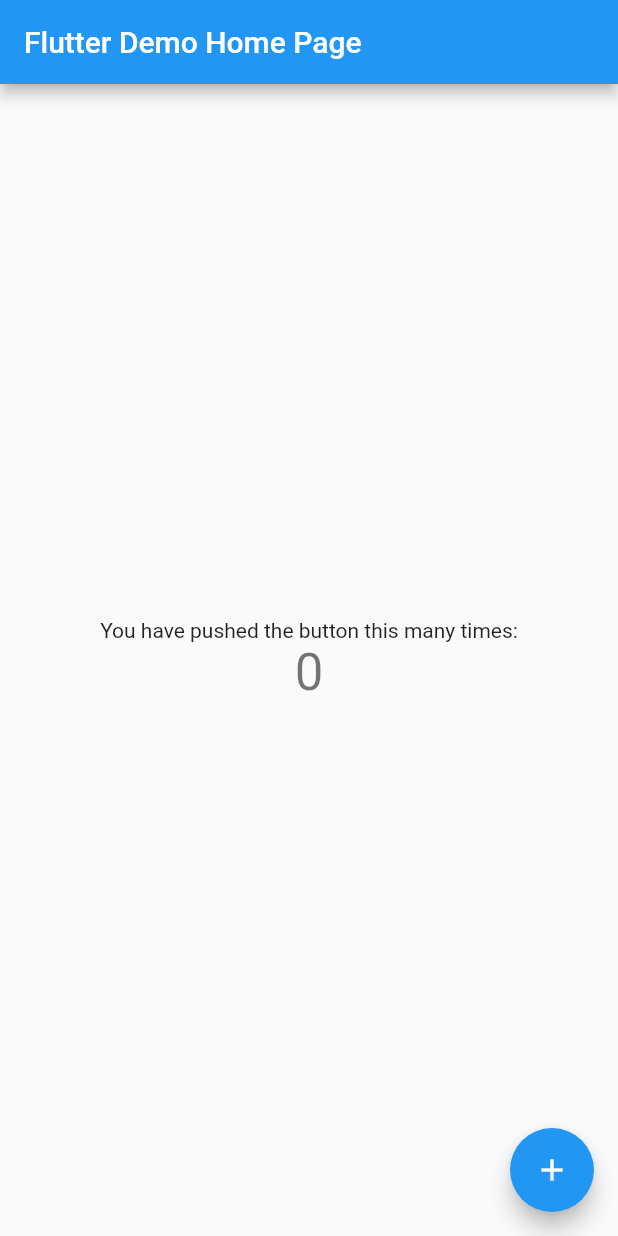
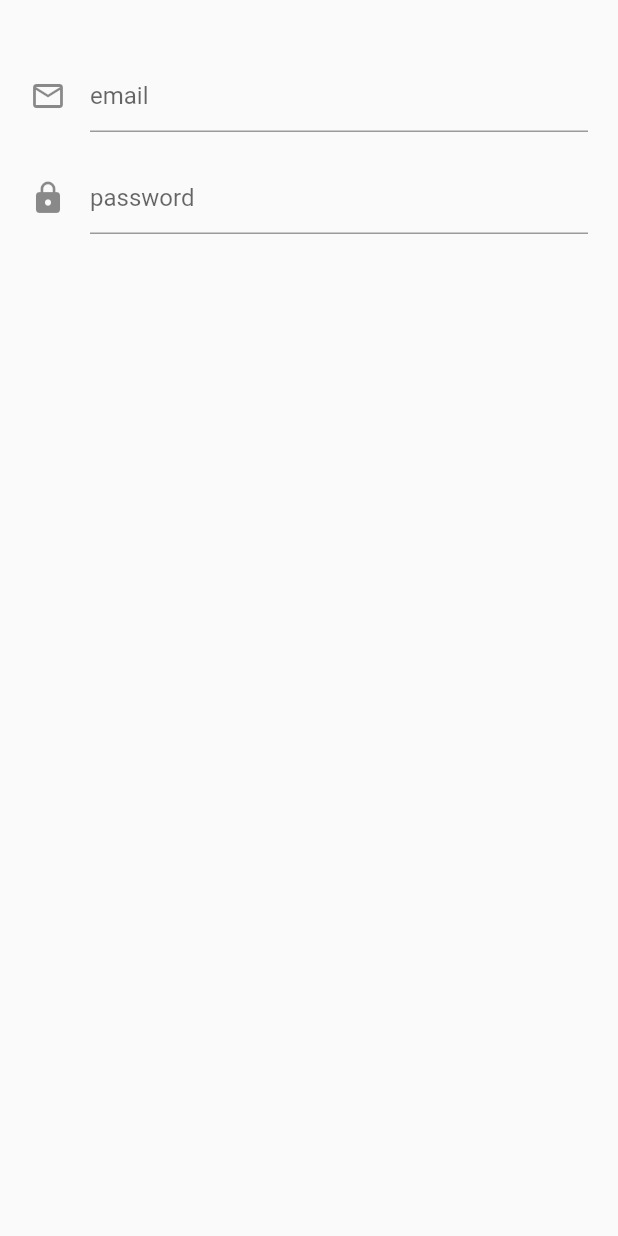
Before and after one commit to lukcza/FlutterLoginApp, a Flutter app: the screen it shows after launch, on a phone screen of 412 x 824 dp. Run offline on Flutter 3.47's test engine with Material 2 defaults, Android fonts, the light colour scheme and no system bars.

Commit message:
Start login

```diff
--- a/lib/main.dart
+++ b/lib/main.dart
@@ -1,5 +1,5 @@
 import 'package:flutter/material.dart';
-
+import 'package:flutter_login_b/screens.dart';
 void main() {
   runApp(const MyApp());
 }
@@ -11,105 +11,12 @@
   @override
   Widget build(BuildContext context) {
     return MaterialApp(
+      debugShowCheckedModeBanner: false,
       title: 'Flutter Demo',
       theme: ThemeData(
-        // This is the theme of your application.
-        //
-        // Try running your application with "flutter run". You'll see the
-        // application has a blue toolbar. Then, without quitting the app, try
-        // changing the primarySwatch below to Colors.green and then invoke
-        // "hot reload" (press "r" in the console where you ran "flutter run",
-        // or simply save your changes to "hot reload" in a Flutter IDE).
-        // Notice that the counter didn't reset back to zero; the application
-        // is not restarted.
         primarySwatch: Colors.blue,
       ),
-      home: const MyHomePage(title: 'Flutter Demo Home Page'),
+      home: LoginScreen(),
     );
   }
 }
-
-class MyHomePage extends StatefulWidget {
-  const MyHomePage({Key? key, required this.title}) : super(key: key);
-
-  // This widget is the home page of your application. It is stateful, meaning
-  // that it has a State object (defined below) that contains fields that affect
-  // how it looks.
-
-  // This class is the configuration for the state. It holds the values (in this
-  // case the title) provided by the parent (in this case the App widget) and
-  // used by the build method of the State. Fields in a Widget subclass are
-  // always marked "final".
-
-  final String title;
-
-  @override
-  State<MyHomePage> createState() => _MyHomePageState();
-}
-
-class _MyHomePageState extends State<MyHomePage> {
-  int _counter = 0;
-
-  void _incrementCounter() {
-    setState(() {
-      // This call to setState tells the Flutter framework that something has
-      // changed in this State, which causes it to rerun the build method below
-      // so that the display can reflect the updated values. If we changed
-      // _counter without calling setState(), then the build method would not be
-      // called again, and so nothing would appear to happen.
-      _counter++;
-    });
-  }
-
-  @override
-  Widget build(BuildContext context) {
-    // This method is rerun every time setState is called, for instance as done
-    // by the _incrementCounter method above.
-    //
-    // The Flutter framework has been optimized to make rerunning build methods
-    // fast, so that you can just rebuild anything that needs updating rather
-    // than having to individually change instances of widgets.
-    return Scaffold(
-      appBar: AppBar(
-        // Here we take the value from the MyHomePage object that was created by
-        // the App.build method, and use it to set our appbar title.
-        title: Text(widget.title),
-      ),
-      body: Center(
-        // Center is a layout widget. It takes a single child and positions it
-        // in the middle of the parent.
-        child: Column(
-          // Column is also a layout widget. It takes a list of children and
-          // arranges them vertically. By default, it sizes itself to fit its
-          // children horizontally, and tries to be as tall as its parent.
-          //
-          // Invoke "debug painting" (press "p" in the console, choose the
-          // "Toggle Debug Paint" action from the Flutter Inspector in Android
-          // Studio, or the "Toggle Debug Paint" command in Visual Studio Code)
-          // to see the wireframe for each widget.
-          //
-          // Column has various properties to control how it sizes itself and
-          // how it positions its children. Here we use mainAxisAlignment to
-          // center the children vertically; the main axis here is the vertical
-          // axis because Columns are vertical (the cross axis would be
-          // horizontal).
-          mainAxisAlignment: MainAxisAlignment.center,
-          children: <Widget>[
-            const Text(
-              'You have pushed the button this many times:',
-            ),
-            Text(
-              '$_counter',
-              style: Theme.of(context).textTheme.headline4,
-            ),
-          ],
-        ),
-      ),
-      floatingActionButton: FloatingActionButton(
-        onPressed: _incrementCounter,
-        tooltip: 'Increment',
-        child: const Icon(Icons.add),
-      ), // This trailing comma makes auto-formatting nicer for build methods.
-    );
-  }
-}
--- /dev/null
+++ b/lib/screens.dart
@@ -0,0 +1 @@
+export 'screens/login_screen.dart';
--- /dev/null
+++ b/lib/screens/login_form.dart
@@ -0,0 +1,50 @@
+import 'package:flutter/cupertino.dart';
+import 'package:flutter/material.dart';
+
+class Loginform extends StatefulWidget {
+  @override
+  _LoginformState createState() => _LoginformState();
+}
+
+class _LoginformState extends State<Loginform> {
+  final TextEditingController _emailController = TextEditingController();
+  final TextEditingController _passwordController = TextEditingController();
+
+  @override
+  void initState() {
+    super.initState();
+  }
+
+  @override
+  Widget build(BuildContext context) {
+    return Padding(
+        padding: const EdgeInsets.all(20.0),
+        child: Form(
+          child: Column(
+            children: <Widget>[
+              TextFormField(
+                autovalidateMode: AutovalidateMode.always,
+                controller: _emailController,
+                decoration: const InputDecoration(
+                    hintText: "email",
+                    icon: Icon(Icons.email_outlined)
+                ),
+                keyboardType: TextInputType.emailAddress,
+              ),
+              const SizedBox(height: 20),
+              TextFormField(
+                autovalidateMode: AutovalidateMode.always,
+                controller: _passwordController,
+                decoration: const InputDecoration(
+                  hintText: "password",
+                  icon: Icon(Icons.lock),
+                ),
+                obscureText: true,
+                keyboardType: TextInputType.emailAddress,
+              )
+            ],
+          ),
+        )
+    );
+  }
+}
--- /dev/null
+++ b/lib/screens/login_screen.dart
@@ -0,0 +1,15 @@
+import 'package:flutter/material.dart';
+import 'login_form.dart';
+class LoginScreen extends StatelessWidget {
+  const LoginScreen({Key? key}) : super(key: key);
+
+  @override
+  Widget build(BuildContext context) {
+    return Scaffold(
+      body:Container(
+        margin: const EdgeInsets.only(top: 20),
+        child: Loginform(),
+      ),
+    );
+  }
+}
```
Also changed, not shown: 1 other file.
